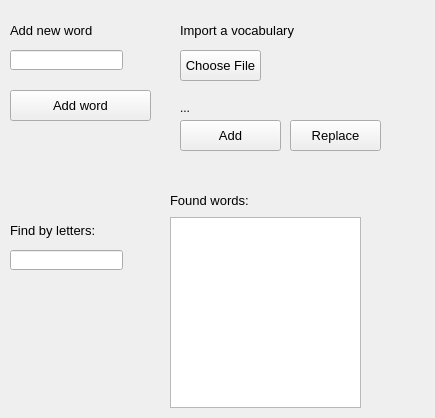
Qt form design.ui (goga334/NSTest) before a commit.
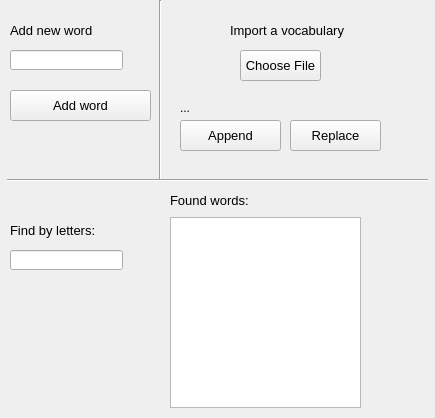
The same form after that commit.

Diff of the .ui file:
```diff
--- a/design.ui
+++ b/design.ui
@@ -11,7 +11,10 @@
    </rect>
   </property>
   <property name="windowTitle">
-   <string>MainWindow</string>
+   <string>Librarian 1.0</string>
+  </property>
+  <property name="autoFillBackground">
+   <bool>false</bool>
   </property>
   <widget class="QWidget" name="centralwidget">
    <widget class="QLabel" name="label">
@@ -35,7 +38,7 @@
    <widget class="QLabel" name="label_2">
     <property name="geometry">
      <rect>
-      <x>180</x>
+      <x>230</x>
       <y>20</y>
       <width>121</width>
       <height>21</height>
@@ -53,7 +56,7 @@
    <widget class="QPushButton" name="chooseFile">
     <property name="geometry">
      <rect>
-      <x>180</x>
+      <x>240</x>
       <y>50</y>
       <width>81</width>
       <height>31</height>
@@ -83,7 +86,7 @@
      <rect>
       <x>170</x>
       <y>190</y>
-      <width>91</width>
+      <width>191</width>
       <height>20</height>
      </rect>
     </property>
@@ -147,7 +150,7 @@
      </font>
     </property>
     <property name="text">
-     <string>Add</string>
+     <string>Append</string>
     </property>
    </widget>
    <widget class="QPushButton" name="pushButton_3">
@@ -201,6 +204,46 @@
      </rect>
     </property>
    </widget>
+   <widget class="Line" name="line">
+    <property name="geometry">
+     <rect>
+      <x>7</x>
+      <y>170</y>
+      <width>421</width>
+      <height>20</height>
+     </rect>
+    </property>
+    <property name="orientation">
+     <enum>Qt::Horizontal</enum>
+    </property>
+   </widget>
+   <widget class="Line" name="line_2">
+    <property name="geometry">
+     <rect>
+      <x>150</x>
+      <y>0</y>
+      <width>20</width>
+      <height>181</height>
+     </rect>
+    </property>
+    <property name="orientation">
+     <enum>Qt::Vertical</enum>
+    </property>
+   </widget>
+   <zorder>line_2</zorder>
+   <zorder>label</zorder>
+   <zorder>label_2</zorder>
+   <zorder>chooseFile</zorder>
+   <zorder>listWidget</zorder>
+   <zorder>label_3</zorder>
+   <zorder>label_4</zorder>
+   <zorder>addWord</zorder>
+   <zorder>pushButton_2</zorder>
+   <zorder>pushButton_3</zorder>
+   <zorder>label_5</zorder>
+   <zorder>lineEdit</zorder>
+   <zorder>lineEdit_2</zorder>
+   <zorder>line</zorder>
   </widget>
  </widget>
  <resources/>
```
